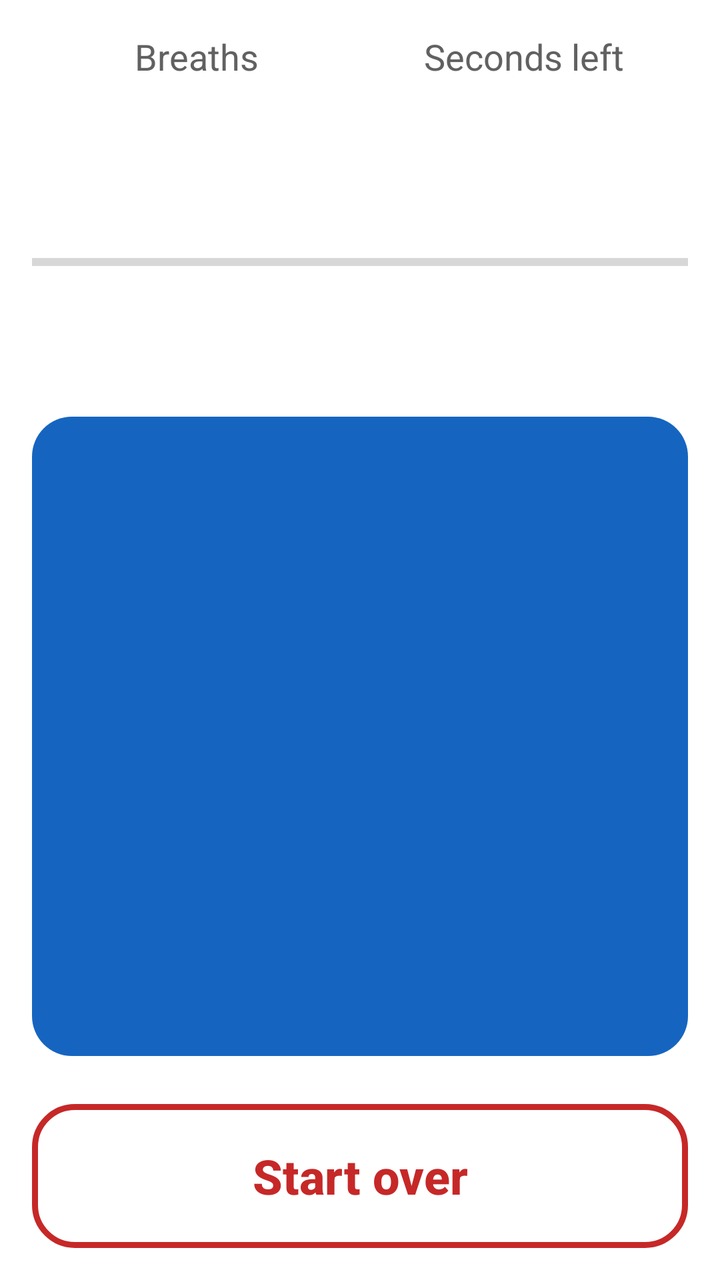
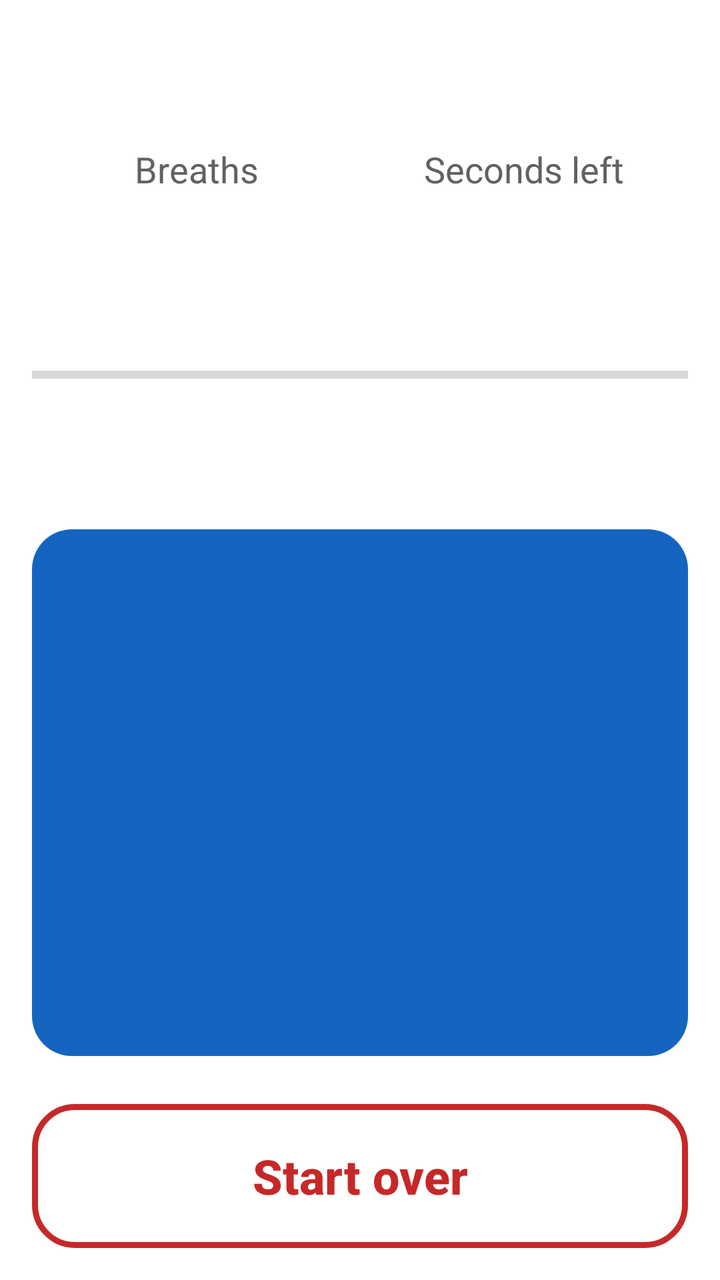

Two renders of the same Android screen: before a commit and after it. Below are the layout's source before the change and the commit's diff.
<!-- AndroidManifest.xml: application theme AppTheme -->
<!-- res/layout/activity_main.xml -->
<?xml version="1.0" encoding="utf-8"?>
<LinearLayout xmlns:android="http://schemas.android.com/apk/res/android"
    android:id="@+id/root"
    android:layout_width="match_parent"
    android:layout_height="match_parent"
    android:keepScreenOn="true"
    android:orientation="vertical"
    android:padding="@dimen/screen_padding">

    
    <LinearLayout
        android:id="@+id/counting_pane"
        android:layout_width="match_parent"
        android:layout_height="0dp"
        android:layout_weight="1"
        android:orientation="vertical">

        <LinearLayout
            android:layout_width="match_parent"
            android:layout_height="wrap_content"
            android:baselineAligned="false"
            android:orientation="horizontal">

            <LinearLayout
                android:layout_width="0dp"
                android:layout_height="wrap_content"
                android:layout_weight="1"
                android:orientation="vertical">

                <TextView
                    style="@style/StatLabel"
                    android:text="@string/breaths_label" />

                <TextView
                    android:id="@+id/breath_count"
                    style="@style/StatValue" />
            </LinearLayout>

            <LinearLayout
                android:layout_width="0dp"
                android:layout_height="wrap_content"
                android:layout_weight="1"
                android:orientation="vertical">

                <TextView
                    style="@style/StatLabel"
                    android:text="@string/seconds_left_label" />

                <TextView
                    android:id="@+id/seconds_left"
                    style="@style/StatValue" />
            </LinearLayout>
        </LinearLayout>

        <ProgressBar
            android:id="@+id/time_progress"
            style="?android:attr/progressBarStyleHorizontal"
            android:layout_width="match_parent"
            android:layout_height="16dp"
            android:layout_marginTop="8dp"
            android:max="60000" />

        <TextView
            android:id="@+id/hint"
            android:layout_width="match_parent"
            android:layout_height="wrap_content"
            android:layout_marginTop="12dp"
            android:gravity="center"
            android:minLines="2"
            android:textColor="@color/text"
            android:textSize="18sp" />

        <Button
            android:id="@+id/tap_button"
            style="@style/BigButton"
            android:layout_width="match_parent"
            android:layout_height="0dp"
            android:layout_marginTop="12dp"
            android:layout_weight="1"
            android:background="@drawable/btn_tap"
            android:textSize="36sp" />
    </LinearLayout>

    
    <LinearLayout
        android:id="@+id/result_pane"
        android:layout_width="match_parent"
        android:layout_height="0dp"
        android:layout_weight="1"
        android:orientation="vertical"
        android:visibility="gone">

        <LinearLayout
            android:layout_width="match_parent"
            android:layout_height="0dp"
            android:layout_weight="1"
            android:gravity="center"
            android:orientation="vertical">

            <TextView
                android:layout_width="wrap_content"
                android:layout_height="wrap_content"
                android:text="@string/times_up"
                android:textColor="@color/text_muted"
                android:textSize="24sp" />

            <TextView
                android:id="@+id/result_value"
                android:layout_width="wrap_content"
                android:layout_height="wrap_content"
                android:textColor="@color/text"
                android:textSize="120sp"
                android:textStyle="bold" />

            <TextView
                android:layout_width="wrap_content"
                android:layout_height="wrap_content"
                android:text="@string/breaths_per_minute"
                android:textColor="@color/text"
                android:textSize="28sp" />
        </LinearLayout>

        <Button
            android:id="@+id/save_button"
            style="@style/BigButton"
            android:layout_width="match_parent"
            android:layout_height="112dp"
            android:background="@drawable/btn_save"
            android:text="@string/save_result"
            android:textSize="34sp" />
    </LinearLayout>

    <Button
        android:id="@+id/restart_button"
        style="@style/BigButton"
        android:layout_width="match_parent"
        android:layout_height="72dp"
        android:layout_marginTop="24dp"
        android:background="@drawable/btn_restart"
        android:text="@string/start_over"
        android:textColor="@color/restart_text"
        android:textSize="24sp" />
</LinearLayout>
<!-- resources referenced by this layout -->
<resources>
  <color name="text">#212121</color>
  <color name="text_muted">#616161</color>
  <dimen name="screen_padding">16dp</dimen>
  <!-- drawable btn_restart (drawable) -->
  <?xml version="1.0" encoding="utf-8"?>
  <ripple xmlns:android="http://schemas.android.com/apk/res/android"
      android:color="#33C62828">
      <item>
          <shape>
              <solid android:color="@color/background" />
              <stroke
                  android:width="3dp"
                  android:color="@color/restart_text" />
              <corners android:radius="@dimen/button_radius" />
          </shape>
      </item>
  </ripple>
  <string name="breaths_label">Breaths</string>
  <string name="breaths_per_minute">breaths per minute</string>
  <string name="save_result">Save result</string>
  <string name="seconds_left_label">Seconds left</string>
  <string name="start_over">Start over</string>
  <string name="times_up">Time is up</string>
  <style name="BigButton">
          <item name="android:textAllCaps">false</item>
          <item name="android:textStyle">bold</item>
          <item name="android:textColor">@android:color/white</item>
          <item name="android:stateListAnimator">@null</item>
      </style>
  <style name="StatLabel">
          <item name="android:layout_width">match_parent</item>
          <item name="android:layout_height">wrap_content</item>
          <item name="android:gravity">center</item>
          <item name="android:textSize">18sp</item>
          <item name="android:textColor">@color/text_muted</item>
      </style>
  <style name="StatValue">
          <item name="android:layout_width">match_parent</item>
          <item name="android:layout_height">wrap_content</item>
          <item name="android:gravity">center</item>
          <item name="android:textSize">56sp</item>
          <item name="android:textStyle">bold</item>
          <item name="android:textColor">@color/text</item>
      </style>
  <style name="AppTheme" parent="android:Theme.Material.Light.NoActionBar">
          <item name="android:windowBackground">@color/background</item>
          <item name="android:statusBarColor">@color/background</item>
          <item name="android:navigationBarColor">@color/background</item>
          
          <item name="android:windowLightStatusBar" tools:targetApi="23">true</item>
          <item name="android:windowLightNavigationBar" tools:targetApi="27">true</item>
          <item name="android:colorAccent">@color/tap</item>
      </style>
  <color name="background">#FFFFFF</color>
  <dimen name="button_radius">20dp</dimen>
  <color name="ripple">#55FFFFFF</color>
  <color name="disabled">#BDBDBD</color>
  <color name="save">#2E7D32</color>
  <color name="tap">#1565C0</color>
  <!-- unchanged entries left out for length: 2 -->
</resources>

<!-- the commit's change to res/layout/activity_main.xml (unified diff, before → after) -->
@@ -8,6 +8,108 @@
     android:padding="@dimen/screen_padding">
 
     
+    <TextView
+        android:id="@+id/mode_banner"
+        android:layout_width="match_parent"
+        android:layout_height="wrap_content"
+        android:layout_marginBottom="12dp"
+        android:gravity="center"
+        android:padding="10dp"
+        android:textColor="@android:color/white"
+        android:textSize="18sp"
+        android:textStyle="bold" />
+
+    
+    <LinearLayout
+        android:id="@+id/picker_pane"
+        android:layout_width="match_parent"
+        android:layout_height="0dp"
+        android:layout_weight="1"
+        android:orientation="vertical"
+        android:visibility="gone">
+
+        <TextView
+            android:layout_width="match_parent"
+            android:layout_height="wrap_content"
+            android:layout_marginTop="16dp"
+            android:gravity="center"
+            android:text="@string/picker_title"
+            android:textColor="@color/text"
+            android:textSize="28sp"
+            android:textStyle="bold" />
+
+        <Button
+            android:id="@+id/pick_full_button"
+            style="@style/BigButton"
+            android:layout_width="match_parent"
+            android:layout_height="0dp"
+            android:layout_marginTop="24dp"
+            android:layout_weight="1"
+            android:background="@drawable/btn_tap"
+            android:text="@string/picker_under_2"
+            android:textSize="32sp" />
+
+        <Button
+            android:id="@+id/pick_quick_button"
+            style="@style/BigButton"
+            android:layout_width="match_parent"
+            android:layout_height="0dp"
+            android:layout_marginTop="24dp"
+            android:layout_weight="1"
+            android:background="@drawable/btn_tap_quick"
+            android:text="@string/picker_2_and_over"
+            android:textSize="32sp" />
+
+        <TextView
+            android:layout_width="match_parent"
+            android:layout_height="wrap_content"
+            android:layout_marginTop="16dp"
+            android:gravity="center"
+            android:text="@string/picker_note"
+            android:textColor="@color/text_muted"
+            android:textSize="16sp" />
+    </LinearLayout>
+
+    
+    <LinearLayout
+        android:id="@+id/error_pane"
+        android:layout_width="match_parent"
+        android:layout_height="0dp"
+        android:layout_weight="1"
+        android:gravity="center"
+        android:orientation="vertical"
+        android:visibility="gone">
+
+        <TextView
+            android:layout_width="match_parent"
+            android:layout_height="wrap_content"
+            android:gravity="center"
+            android:text="@string/error_title"
+            android:textColor="@color/restart"
+            android:textSize="28sp"
+            android:textStyle="bold" />
+
+        <TextView
+            android:id="@+id/error_message"
+            android:layout_width="match_parent"
+            android:layout_height="wrap_content"
+            android:layout_marginTop="16dp"
+            android:gravity="center"
+            android:textColor="@color/text"
+            android:textSize="20sp" />
+
+        <Button
+            android:id="@+id/close_button"
+            style="@style/BigButton"
+            android:layout_width="match_parent"
+            android:layout_height="96dp"
+            android:layout_marginTop="32dp"
+            android:background="@drawable/btn_tap"
+            android:text="@string/close"
+            android:textSize="28sp" />
+    </LinearLayout>
+
+    
     <LinearLayout
         android:id="@+id/counting_pane"
         android:layout_width="match_parent"
@@ -37,6 +139,7 @@
             </LinearLayout>
 
             <LinearLayout
+                android:id="@+id/seconds_left_column"
                 android:layout_width="0dp"
                 android:layout_height="wrap_content"
                 android:layout_weight="1"
@@ -98,9 +201,9 @@
             android:orientation="vertical">
 
             <TextView
+                android:id="@+id/result_title"
                 android:layout_width="wrap_content"
                 android:layout_height="wrap_content"
-                android:text="@string/times_up"
                 android:textColor="@color/text_muted"
                 android:textSize="24sp" />
 
@@ -118,6 +221,15 @@
                 android:text="@string/breaths_per_minute"
                 android:textColor="@color/text"
                 android:textSize="28sp" />
+
+            <TextView
+                android:id="@+id/result_method"
+                android:layout_width="match_parent"
+                android:layout_height="wrap_content"
+                android:layout_marginTop="16dp"
+                android:gravity="center"
+                android:textColor="@color/text_muted"
+                android:textSize="18sp" />
         </LinearLayout>
 
         <Button
<!-- resource entries referenced after the edit -->
@@ -1,5 +1,6 @@
 <!-- resources referenced by this layout -->
 <resources>
+  <color name="restart">#C62828</color>
   <color name="text">#212121</color>
   <color name="text_muted">#616161</color>
   <dimen name="screen_padding">16dp</dimen>
@@ -17,12 +18,38 @@
           </shape>
       </item>
   </ripple>
+  <!-- drawable btn_tap_quick (drawable) -->
+  <?xml version="1.0" encoding="utf-8"?>
+  <ripple xmlns:android="http://schemas.android.com/apk/res/android"
+      android:color="@color/ripple">
+      <item>
+          <selector>
+              <item android:state_enabled="false">
+                  <shape>
+                      <solid android:color="@color/disabled" />
+                      <corners android:radius="@dimen/button_radius" />
+                  </shape>
+              </item>
+              <item>
+                  <shape>
+                      <solid android:color="@color/quick" />
+                      <corners android:radius="@dimen/button_radius" />
+                  </shape>
+              </item>
+          </selector>
+      </item>
+  </ripple>
   <string name="breaths_label">Breaths</string>
   <string name="breaths_per_minute">breaths per minute</string>
+  <string name="close">Close</string>
+  <string name="error_title">This form needs fixing</string>
+  <string name="picker_2_and_over">2 years or older</string>
+  <string name="picker_note">The age decides how breaths are counted. To change it later, close the app and open it again.</string>
+  <string name="picker_title">How old is the child?</string>
+  <string name="picker_under_2">Under 2 years</string>
   <string name="save_result">Save result</string>
   <string name="seconds_left_label">Seconds left</string>
   <string name="start_over">Start over</string>
-  <string name="times_up">Time is up</string>
   <style name="BigButton">
           <item name="android:textAllCaps">false</item>
           <item name="android:textStyle">bold</item>
@@ -59,6 +86,7 @@
   <color name="disabled">#BDBDBD</color>
   <color name="save">#2E7D32</color>
   <color name="tap">#1565C0</color>
+  <color name="quick">#6A1B9A</color>
   <!-- unchanged entries left out for length: 2 -->
 </resources>
 
